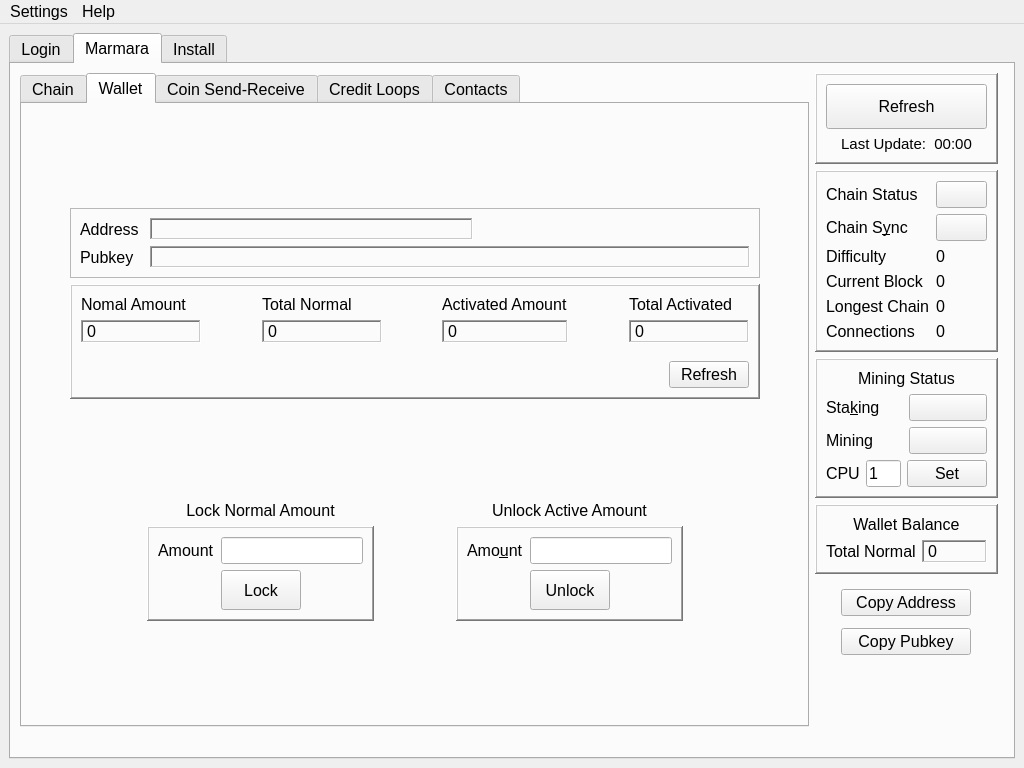
Old version of the form src/main/python/qtguidesign.ui in the repository marmarachain/marmara-connector.
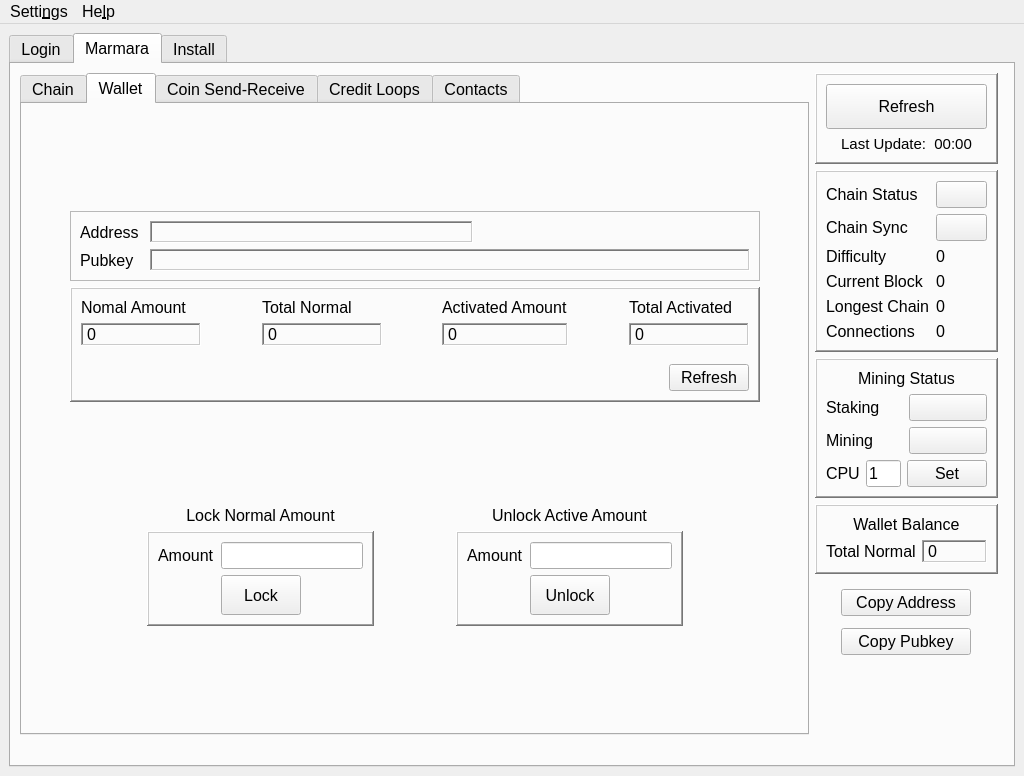
New version of the form. The open tabs and pages were chosen to show the change. Icons and pictures are not drawn.

Commit message: [rem] removed buddies

The edit to the form file:
```diff
--- a/src/main/python/qtguidesign.ui
+++ b/src/main/python/qtguidesign.ui
@@ -10,7 +10,7 @@
     <x>0</x>
     <y>0</y>
     <width>1024</width>
-    <height>768</height>
+    <height>776</height>
    </rect>
   </property>
   <property name="font">
@@ -967,13 +967,11 @@
                <property name="font">
                 <font>
                  <pointsize>12</pointsize>
+                 <kerning>true</kerning>
                 </font>
                </property>
                <property name="text">
-                <string>Chain S&amp;ync</string>
-               </property>
-               <property name="buddy">
-                <cstring>chainsync_button</cstring>
+                <string>Chain Sync</string>
                </property>
               </widget>
              </item>
@@ -1336,10 +1334,7 @@
                 </font>
                </property>
                <property name="text">
-                <string>Sta&amp;king</string>
-               </property>
-               <property name="buddy">
-                <cstring>staking_button</cstring>
+                <string>Staking</string>
                </property>
               </widget>
              </item>
@@ -2145,10 +2140,7 @@
                  <item row="0" column="0" colspan="2">
                   <widget class="QLabel" name="unlock_amount_label">
                    <property name="text">
-                    <string>Amo&amp;unt</string>
-                   </property>
-                   <property name="buddy">
-                    <cstring>unlock_amount_value</cstring>
+                    <string>Amount</string>
                    </property>
                   </widget>
                  </item>
@@ -5232,7 +5224,7 @@
      </font>
     </property>
     <property name="title">
-     <string>Settings</string>
+     <string>Setti&amp;ngs</string>
     </property>
     <addaction name="actionLanguage_Selection"/>
     <addaction name="actionLogout"/>
@@ -5246,7 +5238,7 @@
      </font>
     </property>
     <property name="title">
-     <string>Help</string>
+     <string>He&amp;lp</string>
     </property>
     <widget class="QMenu" name="menuDebug">
      <property name="title">
```
Left out of the diff: 53 changed lines with no effect on the pictures. The commit also changes 1 other file.
